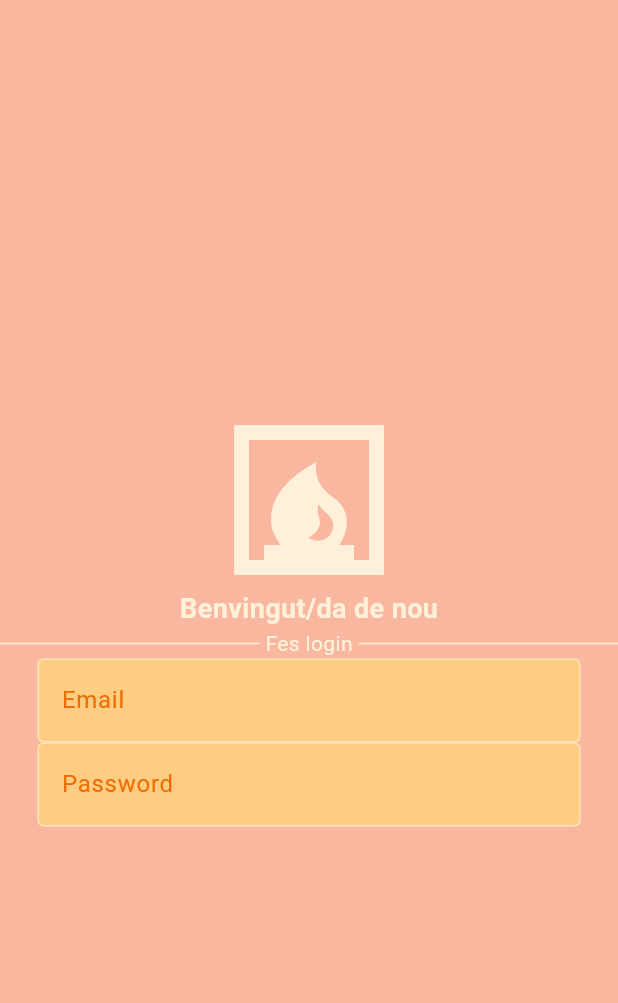
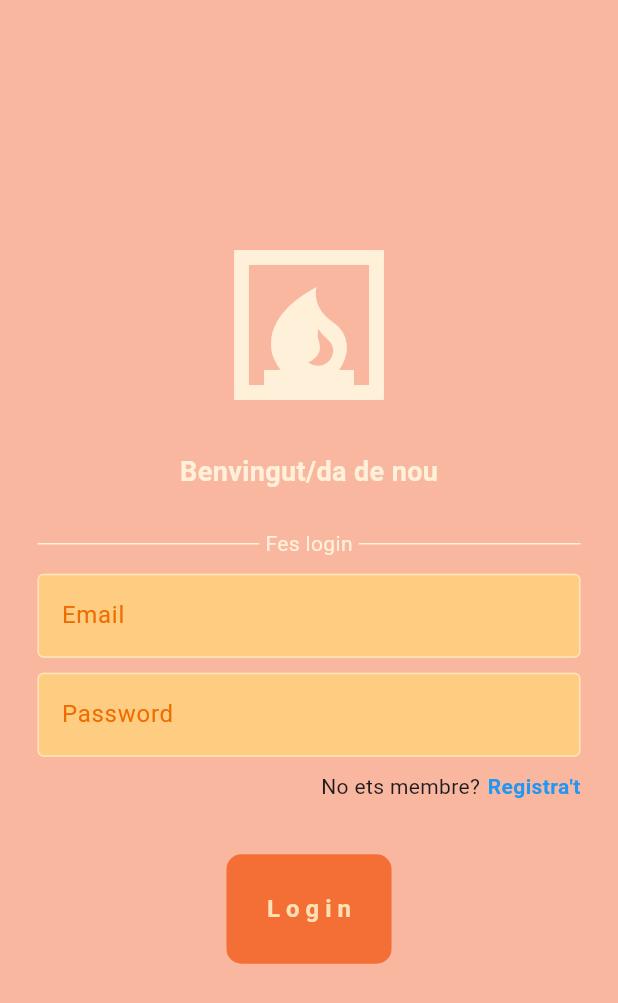
Before and after one commit to Davidlechuga17/flutter_firebase_2324, a Flutter app: the screen it shows after launch, on a phone screen of 412 x 824 dp. Shown: the top 1003 px of the screen. Run offline on Flutter 3.47's test engine with Material 3 defaults, Android fonts, the phone set to English and light mode, and no system bars.

Commit message:
UI Login feta

```diff
--- /dev/null
+++ b/lib/components/boto_auth.dart
@@ -0,0 +1,31 @@
+import 'package:flutter/material.dart';
+
+class BotoAuth extends StatelessWidget {
+  const BotoAuth({super.key});
+
+  @override
+  Widget build(BuildContext context) {
+    return Container(
+      decoration: BoxDecoration(
+        borderRadius: BorderRadius.circular(10),
+        color: const Color.fromARGB(255, 244, 111, 54),
+      ),
+      padding: const EdgeInsets.symmetric(
+        horizontal: 25,
+        vertical: 25,
+      ),
+      margin: const EdgeInsets.all(25),
+      child: Text(
+        "Login",
+        style: TextStyle(
+          color: Colors.orange[100],
+          fontWeight: FontWeight.bold,
+          fontSize: 16,
+          letterSpacing: 4,
+        ),
+      ),
+
+
+    );
+  }
+}
--- a/lib/pagines/pagina_login.dart
+++ b/lib/pagines/pagina_login.dart
@@ -1,4 +1,5 @@
 import 'package:flutter/material.dart';
+import 'package:flutter_firebase_2324/components/boto_auth.dart';
 import 'package:flutter_firebase_2324/components/textfield_auth.dart';
 
 class PaginaLogin extends StatefulWidget {
@@ -28,6 +29,8 @@
               color: Color.fromARGB(255, 255, 240, 218),
             ),
 
+            const SizedBox(height: 25,),
+
             const Text(
               "Benvingut/da de nou",
               style: TextStyle(
@@ -37,7 +40,11 @@
               ),
             ),
 
-            const Row(
+            const SizedBox(height: 25,),
+
+            const Padding(
+              padding: EdgeInsets.symmetric(horizontal: 25,),
+              child: Row(
                 children: [
                   Expanded(
                     child: Divider(
@@ -62,6 +69,9 @@
                   ),
                 ],
               ),
+            ),
+
+            const SizedBox(height: 10,),
 
             TextFieldAuth(
               controller: controllerEmail,
@@ -69,11 +79,41 @@
               hintText: "Email",
             ),
 
+            const SizedBox(height: 10,),
+
             TextFieldAuth(
               controller: controllerPassword,
               obscureText: true,
               hintText: "Password",
             ),
+
+            const SizedBox(height: 10,),
+
+             Padding(
+              padding: const EdgeInsets.symmetric(horizontal: 25,),
+              child: Row(
+                mainAxisAlignment: MainAxisAlignment.end,
+                children: [
+                  const Text("No ets membre?"),
+
+                  const SizedBox(width: 5,),
+
+                  GestureDetector(
+                    onTap: () {},
+                    child: const Text("Registra't",
+                      style: TextStyle(
+                        fontWeight: FontWeight.bold,
+                        color: Colors.blue,
+                      ),
+                    ),
+                  ),
+                ],
+              ),
+            ),
+
+            const SizedBox(height: 10,),
+
+            const BotoAuth(),
 
           ],
         ),
```
Also changed, not shown: lib/components/textfield_auth.dart (line endings or trailing spaces). Lines whose indentation alone changed are shown as unchanged.
